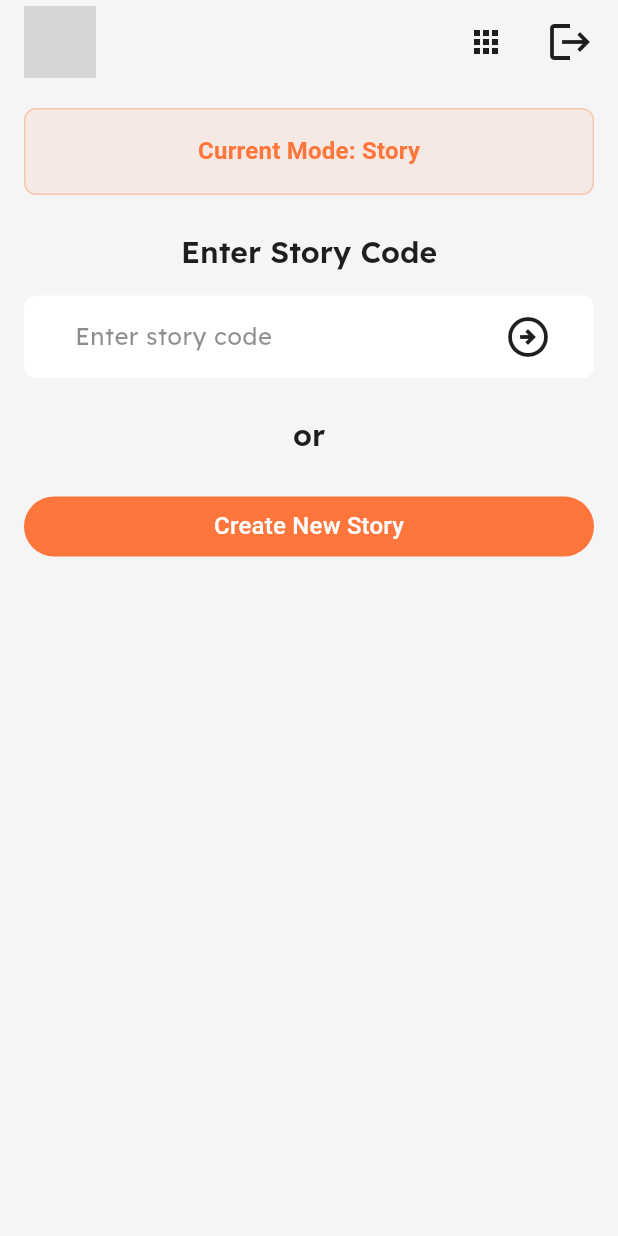
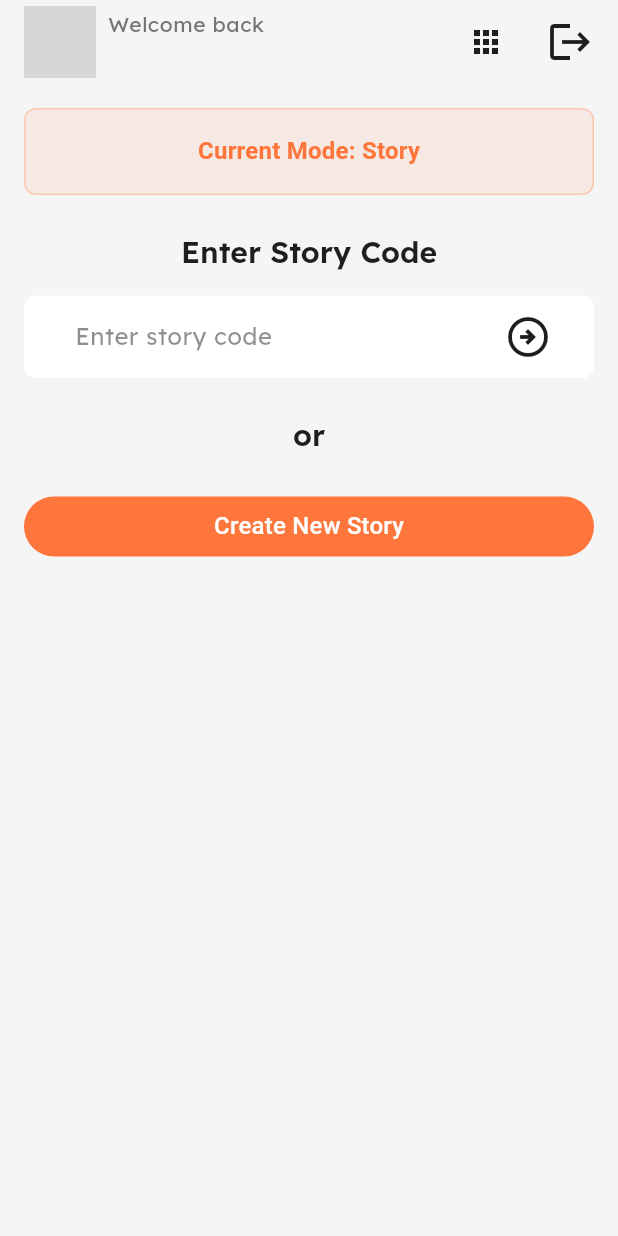
Before and after one commit to trillionclues/chronicle-client, a Flutter app: the HomePage screen opened by its route, on a phone screen of 412 x 824 dp. Run offline on Flutter 3.47's test engine with Material 3 defaults, Android fonts, the phone set to English and light mode, and no system bars; our stand-ins replace dio, equatable, firebase_auth, firebase_core, flutter_bloc, flutter_dotenv and 6 more; accounts and stored records are empty; network calls fail; grey boxes are pictures that could not be loaded.

```diff
--- a/lib/features/game/presentation/page/game_canceled_page.dart
+++ b/lib/features/game/presentation/page/game_canceled_page.dart
@@ -62,7 +62,7 @@ class GameCanceledPagePage extends StatelessWidget {
             color: AppColors.primary,
           ),
         )
-            : SingleChildScrollView( // <-- Add this
+            : SingleChildScrollView(
           child: Column(
             crossAxisAlignment: CrossAxisAlignment.start,
             children: [
--- a/lib/features/game/presentation/page/game_finished_page.dart
+++ b/lib/features/game/presentation/page/game_finished_page.dart
@@ -129,7 +129,11 @@ class GameFinishedPage extends StatelessWidget {
                 ChronicleSpacing.verticalLG,
                 Center(
                   child: DefaultButton(
-                      onPressed: () => context.push(CreateGamePage.route),
+                      onPressed: () {
+                        Navigator.of(context)
+                            .popUntil((route) => route.isFirst);
+                        context.push(CreateGamePage.route);
+                      },
                       text: "Play Again",
                       backgroundColor: AppColors.primary,
                       textColor: AppColors.surface,
--- a/lib/features/home/presentation/page/home_page.dart
+++ b/lib/features/home/presentation/page/home_page.dart
@@ -65,11 +65,23 @@ class _HomePageState extends State<HomePage> {
                   url: state.userModel?.photoUrl ?? "",
                 ),
                 ChronicleSpacing.horizontalSM,
-                Text(
-                  state.userModel?.name ?? "",
-                  style: ChronicleTextStyles.bodyLarge(context).copyWith(
-                    fontWeight: FontWeight.w600,
-                  ),
+                Column(
+                  crossAxisAlignment: CrossAxisAlignment.start,
+                  mainAxisSize: MainAxisSize.min,
+                  children: [
+                    Text(
+                      "Welcome back",
+                      style: Theme.of(context).textTheme.bodySmall?.copyWith(
+                        color: Colors.grey.shade600,
+                      ),
+                    ),
+                    Text(
+                      state.userModel?.name ?? "",
+                      style: Theme.of(context).textTheme.titleMedium?.copyWith(
+                        fontWeight: FontWeight.w600,
+                      ),
+                    ),
+                  ],
                 ),
               ],
             ),
```
